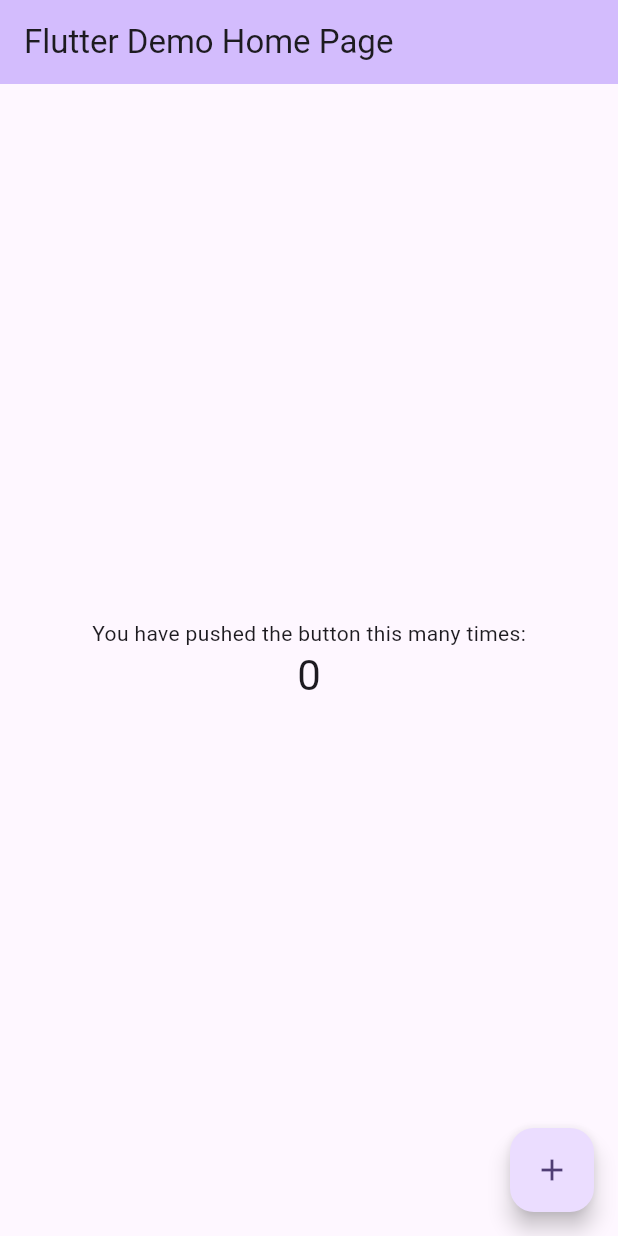
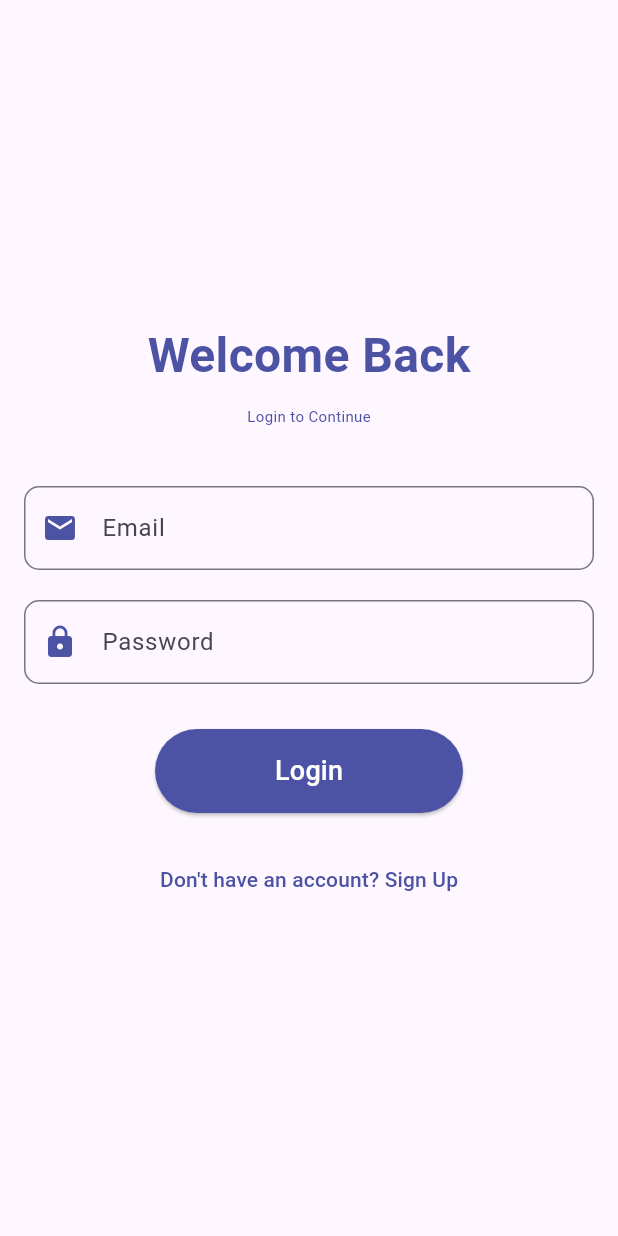
Before and after one commit to Rifai-Hub/UI-Ecommerce, a Flutter app: the screen it shows after launch, on a phone screen of 412 x 824 dp. Run offline on Flutter 3.47's test engine with Material 3 defaults, Android fonts, the phone set to English and light mode, and no system bars.

Commit message:
Perubahan Untuk Bab 1

```diff
--- a/lib/main.dart
+++ b/lib/main.dart
@@ -1,122 +1,20 @@
 import 'package:flutter/material.dart';
+import 'pages/login_page.dart';
 
-void main() {
+void main () {
   runApp(const MyApp());
 }
 
 class MyApp extends StatelessWidget {
   const MyApp({super.key});
 
-  // This widget is the root of your application.
   @override
   Widget build(BuildContext context) {
     return MaterialApp(
-      title: 'Flutter Demo',
-      theme: ThemeData(
-        // This is the theme of your application.
-        //
-        // TRY THIS: Try running your application with "flutter run". You'll see
-        // the application has a purple toolbar. Then, without quitting the app,
-        // try changing the seedColor in the colorScheme below to Colors.green
-        // and then invoke "hot reload" (save your changes or press the "hot
-        // reload" button in a Flutter-supported IDE, or press "r" if you used
-        // the command line to start the app).
-        //
-        // Notice that the counter didn't reset back to zero; the application
-        // state is not lost during the reload. To reset the state, use hot
-        // restart instead.
-        //
-        // This works for code too, not just values: Most code changes can be
-        // tested with just a hot reload.
-        colorScheme: ColorScheme.fromSeed(seedColor: Colors.deepPurple),
-      ),
-      home: const MyHomePage(title: 'Flutter Demo Home Page'),
+      debugShowCheckedModeBanner: false,
+      initialRoute: 'loginPage',
+      routes: {'loginPage': (context) => const LoginPage()},
     );
   }
+
 }
-
-class MyHomePage extends StatefulWidget {
-  const MyHomePage({super.key, required this.title});
-
-  // This widget is the home page of your application. It is stateful, meaning
-  // that it has a State object (defined below) that contains fields that affect
-  // how it looks.
-
-  // This class is the configuration for the state. It holds the values (in this
-  // case the title) provided by the parent (in this case the App widget) and
-  // used by the build method of the State. Fields in a Widget subclass are
-  // always marked "final".
-
-  final String title;
-
-  @override
-  State<MyHomePage> createState() => _MyHomePageState();
-}
-
-class _MyHomePageState extends State<MyHomePage> {
-  int _counter = 0;
-
-  void _incrementCounter() {
-    setState(() {
-      // This call to setState tells the Flutter framework that something has
-      // changed in this State, which causes it to rerun the build method below
-      // so that the display can reflect the updated values. If we changed
-      // _counter without calling setState(), then the build method would not be
-      // called again, and so nothing would appear to happen.
-      _counter++;
-    });
-  }
-
-  @override
-  Widget build(BuildContext context) {
-    // This method is rerun every time setState is called, for instance as done
-    // by the _incrementCounter method above.
-    //
-    // The Flutter framework has been optimized to make rerunning build methods
-    // fast, so that you can just rebuild anything that needs updating rather
-    // than having to individually change instances of widgets.
-    return Scaffold(
-      appBar: AppBar(
-        // TRY THIS: Try changing the color here to a specific color (to
-        // Colors.amber, perhaps?) and trigger a hot reload to see the AppBar
-        // change color while the other colors stay the same.
-        backgroundColor: Theme.of(context).colorScheme.inversePrimary,
-        // Here we take the value from the MyHomePage object that was created by
-        // the App.build method, and use it to set our appbar title.
-        title: Text(widget.title),
-      ),
-      body: Center(
-        // Center is a layout widget. It takes a single child and positions it
-        // in the middle of the parent.
-        child: Column(
-          // Column is also a layout widget. It takes a list of children and
-          // arranges them vertically. By default, it sizes itself to fit its
-          // children horizontally, and tries to be as tall as its parent.
-          //
-          // Column has various properties to control how it sizes itself and
-          // how it positions its children. Here we use mainAxisAlignment to
-          // center the children vertically; the main axis here is the vertical
-          // axis because Columns are vertical (the cross axis would be
-          // horizontal).
-          //
-          // TRY THIS: Invoke "debug painting" (choose the "Toggle Debug Paint"
-          // action in the IDE, or press "p" in the console), to see the
-          // wireframe for each widget.
-          mainAxisAlignment: MainAxisAlignment.center,
-          children: <Widget>[
-            const Text('You have pushed the button this many times:'),
-            Text(
-              '$_counter',
-              style: Theme.of(context).textTheme.headlineMedium,
-            ),
-          ],
-        ),
-      ),
-      floatingActionButton: FloatingActionButton(
-        onPressed: _incrementCounter,
-        tooltip: 'Increment',
-        child: const Icon(Icons.add),
-      ), // This trailing comma makes auto-formatting nicer for build methods.
-    );
-  }
-}
--- /dev/null
+++ b/lib/pages/login_page.dart
@@ -0,0 +1,126 @@
+import 'package:flutter/material.dart';
+
+class LoginPage extends StatefulWidget {
+  const LoginPage({super.key});
+
+  @override
+  State<LoginPage> createState() => _LoginPageState();
+}
+
+class _LoginPageState extends State<LoginPage> {
+
+  // Form Login
+  final _formKey = GlobalKey<FormState>();
+  final TextEditingController _emailController = TextEditingController();
+  final TextEditingController _passwordController = TextEditingController();
+
+  @override
+ Widget build(BuildContext context) {
+    return Scaffold(
+      body: Center(
+        child: SingleChildScrollView(
+          padding: const EdgeInsets.all(16.0),
+          child: Form(
+            key: _formKey,
+            child: Column(
+              mainAxisAlignment: MainAxisAlignment.center,
+              children: [
+                _buildHeader(),
+                const SizedBox(height: 40),
+                _buildEmailField(),
+                const SizedBox(height: 20),
+                _buildPasswordField(),
+                const SizedBox(height: 30),
+                _buildLoginButton(context),
+                const SizedBox(height: 20),
+                _buildSignUpLink(context),
+              ],
+            ),
+          ),
+        ),
+      )
+    );
+ }
+
+ Widget _buildHeader() {
+  return const Column(
+    children: [Text('Welcome Back', style: TextStyle(fontSize: 32, fontWeight: FontWeight.bold, color: Color(0XFF4c53a5)),),
+    SizedBox(height: 10),
+    Text('Login to Continue', style: TextStyle(
+      fontSize: 10,
+      color: Color(0XFF4c53a5),
+    ),
+    )],
+  );
+ }
+
+    Widget _buildEmailField() {
+    return TextFormField(
+     controller: _emailController,
+     decoration: InputDecoration(
+        labelText: 'Email',
+        prefixIcon: const Icon(Icons.email, color: Color(0xFF4c53a5),),
+        border: OutlineInputBorder(borderRadius: BorderRadius.circular(10)),
+     ),
+     validator: (value) {
+      if (value == null || value.isEmpty) {
+        return 'Email tidak boleh kosong';
+      }
+      if (!RegExp(r'^[\w-\.]+@([\w-]+\.)+[\w-]{2,4}$').hasMatch(value)) {
+        return 'Format email tidak valid';
+      }
+      return null;
+     },
+    );
+  }
+
+   Widget _buildPasswordField() {
+    return TextFormField(
+     controller: _passwordController,
+     decoration: InputDecoration(
+        labelText: 'Password',
+        prefixIcon: const Icon(Icons.lock, color: Color(0xFF4c53a5),),
+        border: OutlineInputBorder(borderRadius: BorderRadius.circular(10)),
+     ),
+     validator: (value) {
+      if (value == null || value.isEmpty) {
+        return 'Password tidak boleh kosong';
+      }
+      if (value.length < 6) {
+        return 'Password minimal 6 karakter';
+      }
+      return null;
+     },
+    );
+  }
+
+  Widget _buildLoginButton(BuildContext context) {
+    return ElevatedButton(
+      onPressed: () {
+        if (_formKey.currentState!.validate()) {
+          Navigator.pushReplacementNamed(context, 'Account Page');
+        }
+      },
+      style: ElevatedButton.styleFrom(
+        backgroundColor:  Color(0xFF4c53a5),
+        padding: const EdgeInsets.symmetric(horizontal: 80, vertical: 15),
+        shape: RoundedRectangleBorder(borderRadius: BorderRadius.circular(30)),
+      ),
+      child: const Text('Login', style: TextStyle(color: Colors.white, fontSize: 18),
+      ),
+    );
+
+ }
+
+  Widget _buildSignUpLink(BuildContext context) {
+    return TextButton(
+      onPressed: () {
+        Navigator.pushNamed(context, '/');
+      },
+      child: const Text('Don\'t have an account? Sign Up', style: TextStyle(color: Color(0xFF4c53a5)),
+      ),
+    );
+  }
+
+
+}
```
